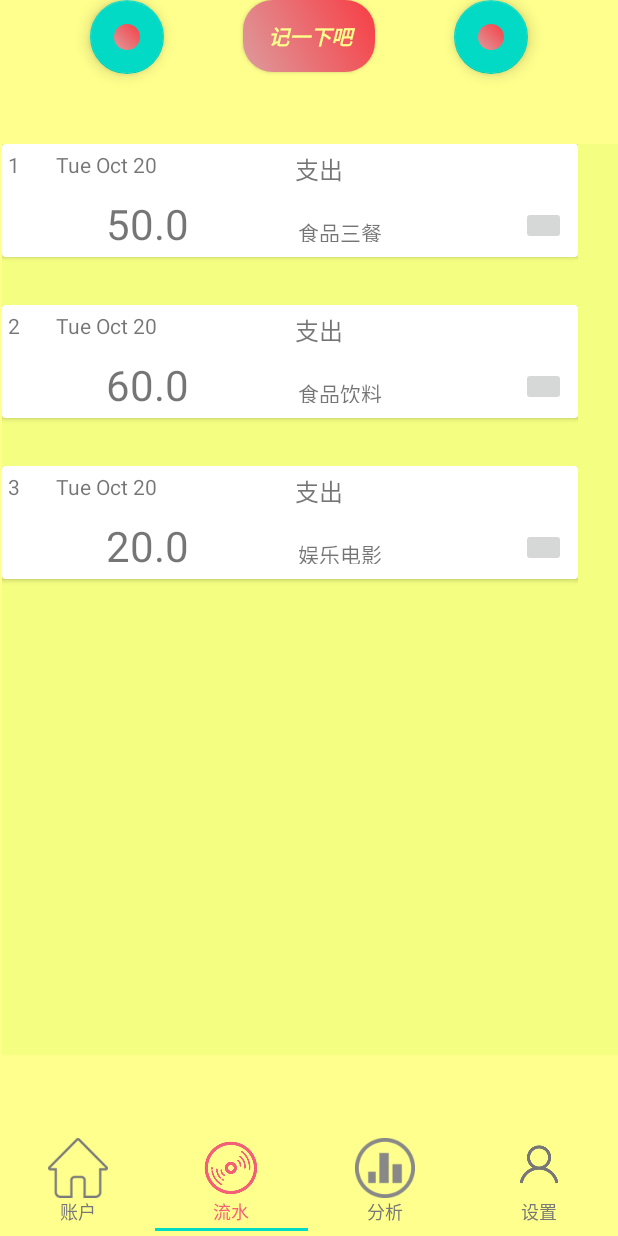
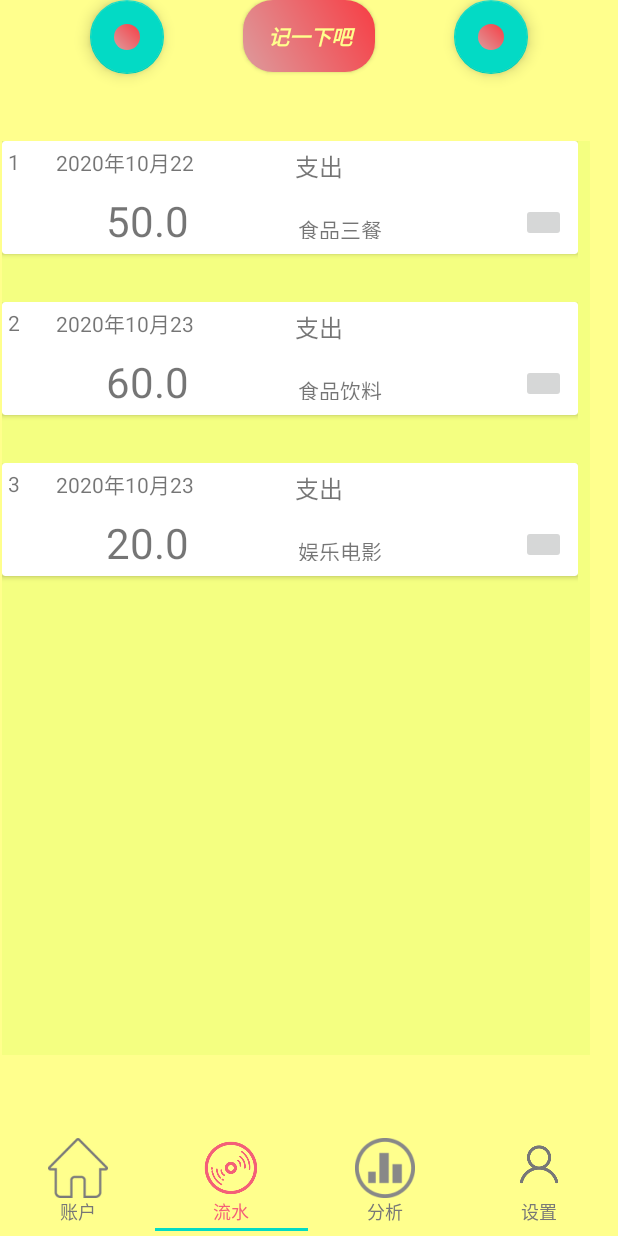
Before and after one commit to CMathmo/software-engineering, an Android app: the screen it shows after launch (MainActivity), item 2 of the bottom bar chosen, on a phone screen of 412 x 824 dp. Run offline under Robolectric (Android 15) with nearby library versions, the phone set to English and light mode, and no system bars; our stand-ins replace Room's generated code; 2 statements that could not run were skipped.

Commit message:
合并完

```diff
--- a/t_Book/app/src/main/java/com/wad/tBook/room/TestData.kt
+++ b/t_Book/app/src/main/java/com/wad/tBook/room/TestData.kt
@@ -5,15 +5,15 @@ fun getTestData() :List<Accounting>{
     accountList.add(Accounting(0,"支出", 50.00,
                                 accountingClass = MultilevelClassification("食品", "三餐"),
                                 accountingAcconut = MultilevelClassification("虚拟账户", "校园卡"),
-                                "Tue Oct 20 10:46:38 GMT", accountingRemark = ""))
+                                "2020年10月22日", accountingRemark = ""))
     accountList.add(Accounting(0,"支出", 60.00,
                                 accountingClass = MultilevelClassification("食品", "饮料"),
                                 accountingAcconut = MultilevelClassification("虚拟账户", "银行卡"),
-                                "Tue Oct 20 10:46:38 GMT", accountingRemark = ""))
+                                "2020年10月23日", accountingRemark = ""))
     accountList.add(Accounting(0,"支出", 20.00,
                                 accountingClass = MultilevelClassification("娱乐", "电影"),
                                 accountingAcconut = MultilevelClassification("现金账户", "现金"),
-                                "Tue Oct 20 10:46:38 GMT", accountingRemark = ""))
+                                "2020年10月23日", accountingRemark = ""))
 
     return accountList
 }
--- a/t_Book/app/src/main/java/com/wad/tBook/statistical/AccountAdapter.kt
+++ b/t_Book/app/src/main/java/com/wad/tBook/statistical/AccountAdapter.kt
@@ -1,15 +1,10 @@
 package com.wad.tBook.statistical
 
 import android.annotation.SuppressLint
-import android.content.Intent
 import android.view.LayoutInflater
 import android.view.View
 import android.view.ViewGroup
 import android.widget.TextView
-import androidx.cardview.widget.CardView
-import androidx.core.content.ContextCompat.startActivity
-import androidx.recyclerview.widget.RecyclerView
-import com.wad.tBook.MainActivity
 import androidx.recyclerview.widget.RecyclerView
 import androidx.recyclerview.widget.RecyclerView.Adapter
 import com.wad.tBook.R
@@ -52,9 +47,9 @@ class AccountAdapter(
             accountTypeFView.text = model.firstClass
             accountTypeSView.text = model.secondClass
             accountAmountView.text = model.amount.toString()
-            accountCardView.setOnClickListener {
-                context.startActivity(intent)
-            }
+//            accountCardView.setOnClickListener {
+//                context.startActivity(intent)
+//            }
         }
     }
 
--- a/t_Book/app/src/main/res/layout/fragment_analysis.xml
+++ b/t_Book/app/src/main/res/layout/fragment_analysis.xml
@@ -4,10 +4,6 @@
     android:layout_width="match_parent"
     android:layout_height="match_parent"
     xmlns:tools="http://schemas.android.com/tools">
-
-
-
-
 
 
     <LinearLayout
@@ -25,8 +21,6 @@
             android:id="@+id/AAChartView"
             android:layout_width="match_parent"
             android:layout_height="500dp" />
-
-
 
 
         <androidx.constraintlayout.widget.ConstraintLayout
--- a/t_Book/app/src/main/res/layout/fragment_pipeline.xml
+++ b/t_Book/app/src/main/res/layout/fragment_pipeline.xml
@@ -9,13 +9,11 @@
 
     <androidx.recyclerview.widget.RecyclerView
         android:id="@+id/pipeline_recycle"
-        android:layout_width="411dp"
-        android:layout_height="607dp"
+        android:layout_width="392dp"
+        android:layout_height="609dp"
         android:background="#F4FF81"
         android:foregroundGravity="center_vertical|center"
         app:layout_constraintBottom_toBottomOf="parent"
-        app:layout_constraintEnd_toEndOf="parent"
-        app:layout_constraintHorizontal_bias="0.0"
         app:layout_constraintStart_toStartOf="parent"
         app:layout_constraintTop_toTopOf="parent"
         app:layout_constraintVertical_bias="1.0" />
```
Lines whose indentation alone changed are shown as unchanged.
